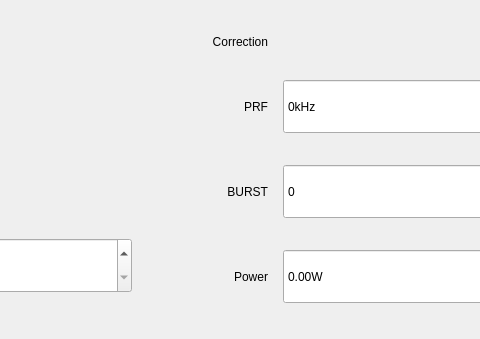
Qt form mpowerchage.ui (yuanjinxin123/shenglei) before a commit; both pictures show x 291 to 771 and y 0 to 339 of the 958 by 339 pixel window.
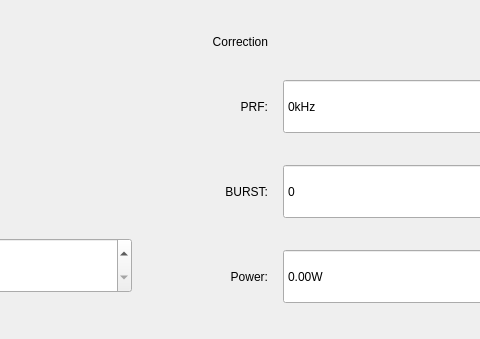
The same form after that commit. Custom widgets are drawn as their Qt base class.

Diff of the .ui file:
```diff
--- a/mpowerchage.ui
+++ b/mpowerchage.ui
@@ -158,7 +158,7 @@
        <item row="1" column="0">
         <widget class="QLabel" name="label_3">
          <property name="text">
-          <string>PRF</string>
+          <string>PRF:</string>
          </property>
          <property name="alignment">
           <set>Qt::AlignRight|Qt::AlignTrailing|Qt::AlignVCenter</set>
@@ -168,7 +168,7 @@
        <item row="2" column="0">
         <widget class="QLabel" name="label_2">
          <property name="text">
-          <string>BURST</string>
+          <string>BURST:</string>
          </property>
          <property name="alignment">
           <set>Qt::AlignRight|Qt::AlignTrailing|Qt::AlignVCenter</set>
@@ -241,7 +241,7 @@
        <item row="3" column="0">
         <widget class="QLabel" name="label">
          <property name="text">
-          <string>Power</string>
+          <string>Power:</string>
          </property>
          <property name="alignment">
           <set>Qt::AlignRight|Qt::AlignTrailing|Qt::AlignVCenter</set>
```
